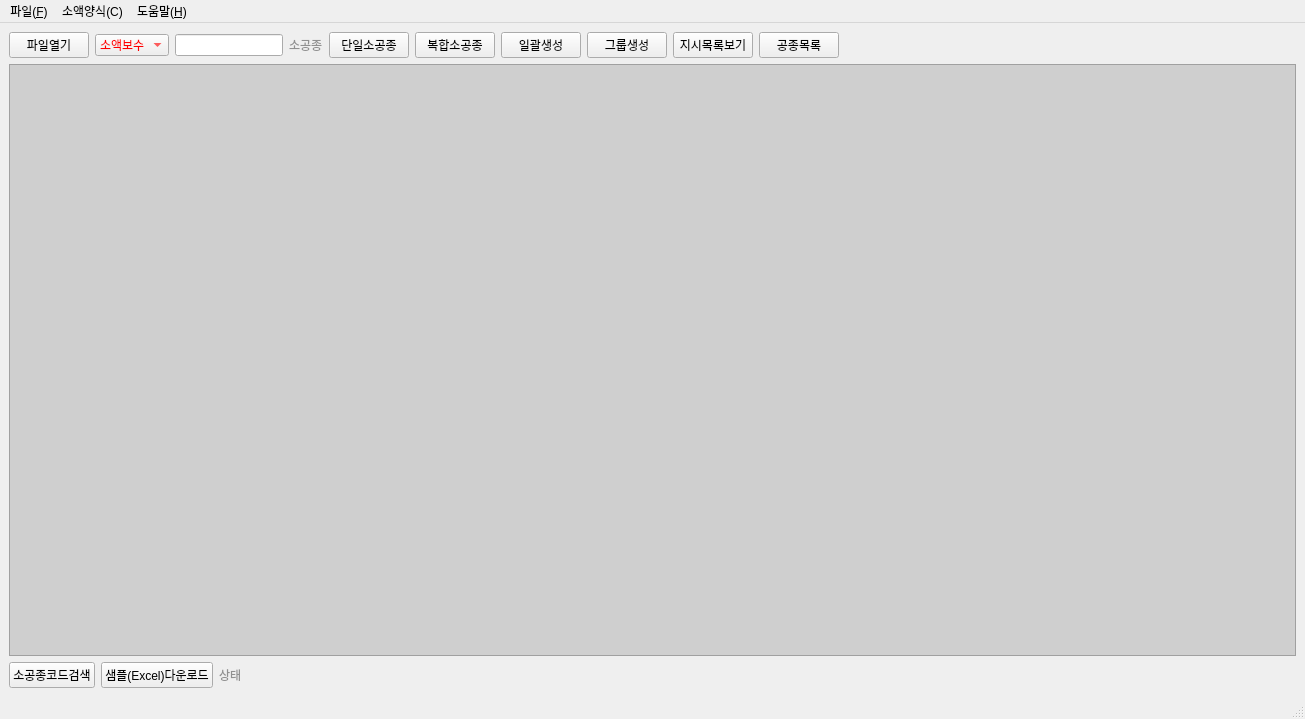
Old version of the form WindowMain.ui in the repository texexec/excel2fmis.
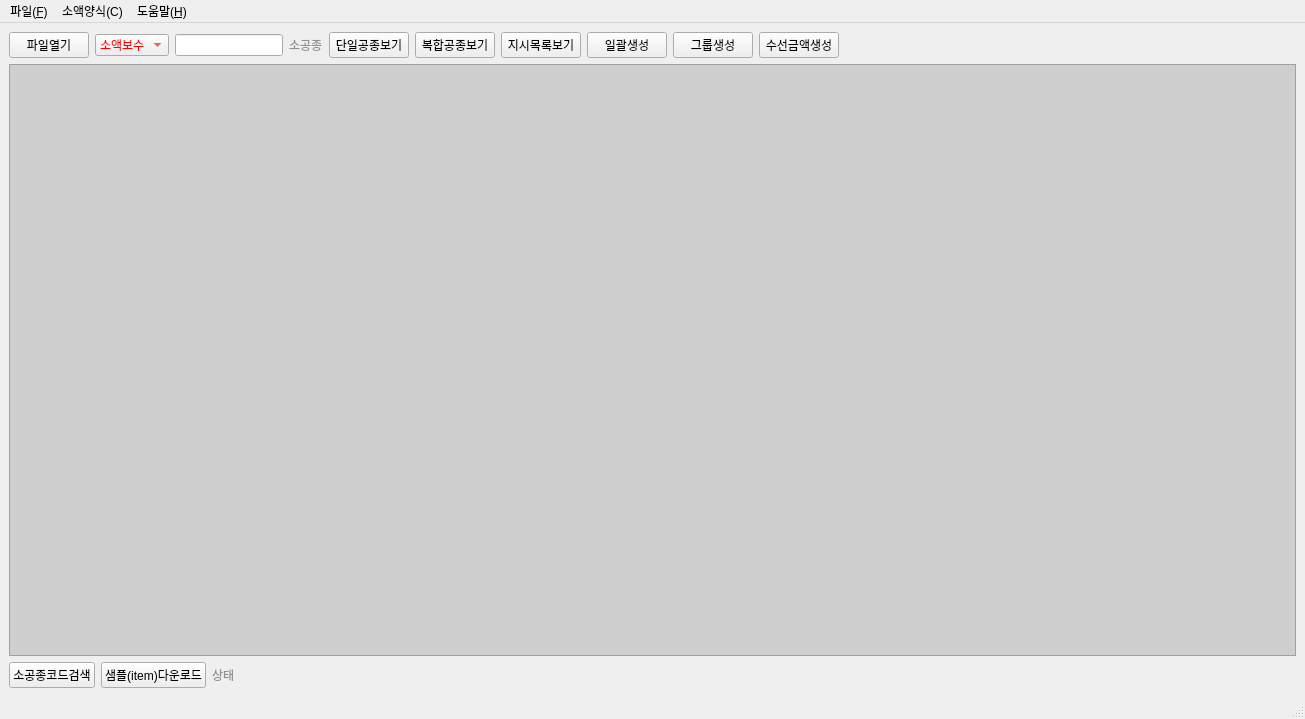
New version of the form.

Diff of the .ui file:
```diff
--- a/WindowMain.ui
+++ b/WindowMain.ui
@@ -66,7 +66,7 @@
       <item>
        <widget class="QPushButton" name="pushButton_9">
         <property name="text">
-         <string>샘플(Excel)다운로드</string>
+         <string>샘플(item)다운로드</string>
         </property>
        </widget>
       </item>
@@ -202,14 +202,27 @@
       <item>
        <widget class="QPushButton" name="pushButton_2">
         <property name="text">
-         <string>단일소공종</string>
+         <string>단일공종보기</string>
         </property>
        </widget>
       </item>
       <item>
        <widget class="QPushButton" name="pushButton_3">
         <property name="text">
-         <string>복합소공종</string>
+         <string>복합공종보기</string>
+        </property>
+       </widget>
+      </item>
+      <item>
+       <widget class="QPushButton" name="pushButton_6">
+        <property name="toolTip">
+         <string/>
+        </property>
+        <property name="statusTip">
+         <string>동-호 별 지시목록 보기</string>
+        </property>
+        <property name="text">
+         <string>지시목록보기</string>
         </property>
        </widget>
       </item>
@@ -227,19 +240,6 @@
         </property>
        </widget>
       </item>
-      <item>
-       <widget class="QPushButton" name="pushButton_6">
-        <property name="toolTip">
-         <string/>
-        </property>
-        <property name="statusTip">
-         <string/>
-        </property>
-        <property name="text">
-         <string>지시목록보기</string>
-        </property>
-       </widget>
-      </item>
       <item>
        <widget class="QPushButton" name="pushButton_7">
         <property name="toolTip">
@@ -249,7 +249,7 @@
          <string>다운로드 받은 '공종목록' 선택 후 금액 생성</string>
         </property>
         <property name="text">
-         <string>공종목록</string>
+         <string>수선금액생성</string>
         </property>
        </widget>
       </item>
```
Left out of the diff: 18 changed lines with no effect on the pictures.
